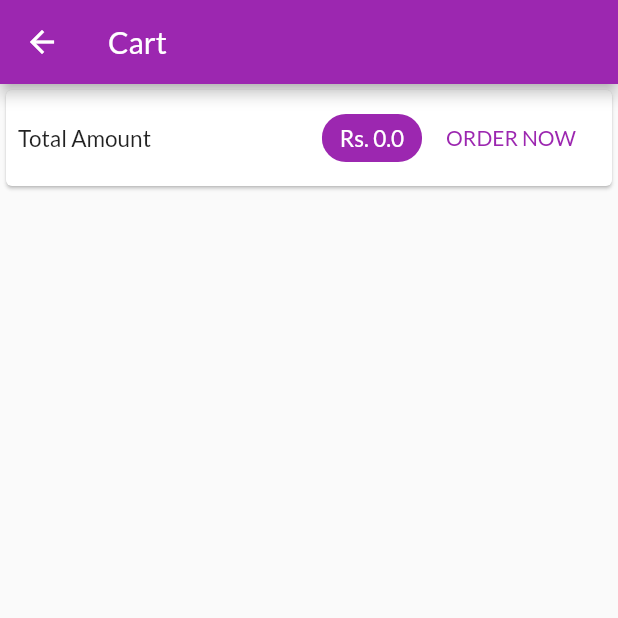
After one commit to sandeepdewangan/flutter-shop, a Flutter app: the CartScreen screen opened by its route, on a phone screen of 412 x 824 dp, the top half of it. The commit adds this screen. Run offline on Flutter 3.47's test engine with Material 2 defaults, Android fonts, the phone set to English and light mode, and no system bars; network calls fail.

Commit message:
Cart Screen

```diff
--- a/lib/main.dart
+++ b/lib/main.dart
@@ -1,6 +1,7 @@
 import 'package:eshop/providers/cart.dart';
 import 'package:eshop/providers/product.dart';
 import 'package:eshop/screens/all_product_screen.dart';
+import 'package:eshop/screens/cart_screen.dart';
 import 'package:eshop/screens/product_detail_screen.dart';
 import 'package:eshop/widgets/single_product.dart';
 import 'package:flutter/material.dart';
@@ -28,6 +29,7 @@ class MyApp extends StatelessWidget {
         home: AllProductScreen(),
         routes: {
           ProductDetailScreen.routeName: (context) => ProductDetailScreen(),
+          CartScreen.routeName: (context) => CartScreen(),
         },
       ),
     );
--- a/lib/providers/cart.dart
+++ b/lib/providers/cart.dart
@@ -18,6 +18,15 @@ class Cart with ChangeNotifier {
 
   Map<String, CartItem> get items {
     return {..._items};
+  }
+
+  double get totalAmount{
+    double total = 0;
+    _items.forEach((key, product) {
+      total += product.price * product.quantity;
+    });
+
+    return total;
   }
 
   int get itemCount {
--- a/lib/providers/product.dart
+++ b/lib/providers/product.dart
@@ -3,11 +3,11 @@ import 'package:flutter/material.dart';
 
 class Products with ChangeNotifier{
   List<Product> _items = [
-    Product(id: '1', title: 'Tee - 1', description: 'A nice t shirt fits all', price: 499.99, imgeUrl: "https://149360821.v2.pressablecdn.com/wp-content/uploads/2013/11/Dead-Link-T-Shirt.jpg"),
-    Product(id: '2', title: 'Tee - 2', description: 'A nice t shirt fits all', price: 599.99, imgeUrl: "https://149360821.v2.pressablecdn.com/wp-content/uploads/2013/11/Dead-Link-T-Shirt.jpg"),
-    Product(id: '3', title: 'Tee - 4', description: 'A nice t shirt fits all', price: 399.99, imgeUrl: "https://149360821.v2.pressablecdn.com/wp-content/uploads/2013/11/Dead-Link-T-Shirt.jpg"),
-    Product(id: '4', title: 'Tee - 3', description: 'A nice t shirt fits all', price: 699.99, imgeUrl: "https://149360821.v2.pressablecdn.com/wp-content/uploads/2013/11/Dead-Link-T-Shirt.jpg"),
-    Product(id: '5', title: 'Tee - 5', description: 'A nice t shirt fits all', price: 569.99, imgeUrl: "https://149360821.v2.pressablecdn.com/wp-content/uploads/2013/11/Dead-Link-T-Shirt.jpg"),
+    Product(id: '1', title: 'Tee - 1', description: 'A nice t shirt fits all', price: 100, imgeUrl: "https://149360821.v2.pressablecdn.com/wp-content/uploads/2013/11/Dead-Link-T-Shirt.jpg"),
+    Product(id: '2', title: 'Tee - 2', description: 'A nice t shirt fits all', price: 200, imgeUrl: "https://149360821.v2.pressablecdn.com/wp-content/uploads/2013/11/Dead-Link-T-Shirt.jpg"),
+    Product(id: '3', title: 'Tee - 4', description: 'A nice t shirt fits all', price: 300, imgeUrl: "https://149360821.v2.pressablecdn.com/wp-content/uploads/2013/11/Dead-Link-T-Shirt.jpg"),
+    Product(id: '4', title: 'Tee - 3', description: 'A nice t shirt fits all', price: 400, imgeUrl: "https://149360821.v2.pressablecdn.com/wp-content/uploads/2013/11/Dead-Link-T-Shirt.jpg"),
+    Product(id: '5', title: 'Tee - 5', description: 'A nice t shirt fits all', price: 500, imgeUrl: "https://149360821.v2.pressablecdn.com/wp-content/uploads/2013/11/Dead-Link-T-Shirt.jpg"),
   ];
 
   bool _showFavoritesOnly = false;
--- a/lib/screens/all_product_screen.dart
+++ b/lib/screens/all_product_screen.dart
@@ -1,6 +1,7 @@
 import 'package:eshop/models/product.dart';
 import 'package:eshop/providers/cart.dart';
 import 'package:eshop/providers/product.dart';
+import 'package:eshop/screens/cart_screen.dart';
 import 'package:eshop/widgets/single_product.dart';
 import 'package:flutter/cupertino.dart';
 import 'package:flutter/material.dart';
@@ -55,7 +56,11 @@ class _AllProductScreenState extends State<AllProductScreen> {
               child: Row(
                 crossAxisAlignment: CrossAxisAlignment.stretch,
                 children: [
-                  Icon(Icons.shopping_cart),
+                  //IconButton(icon: Icon(Icons.shopping_cart), onPressed: ()=> Navigator.of(context).pushNamed(CartScreen.routeName)),
+                  GestureDetector(
+                    onTap: ()=> Navigator.of(context).pushNamed(CartScreen.routeName),
+                    child: Icon(Icons.shopping_cart),
+                  ),
                   Text(cart.itemCount.toString(), textAlign: TextAlign.start,)
                 ],
               ),
--- /dev/null
+++ b/lib/screens/cart_screen.dart
@@ -0,0 +1,56 @@
+import 'package:eshop/providers/cart.dart';
+import 'package:flutter/material.dart';
+import 'package:provider/provider.dart';
+
+class CartScreen extends StatelessWidget {
+  static const routeName = 'cart-screen';
+
+  @override
+  Widget build(BuildContext context) {
+    final cart = Provider.of<Cart>(context);
+
+    return Scaffold(
+      appBar: AppBar(
+        title: Text('Cart'),
+      ),
+      body: Column(
+        children: [
+          Card(
+            child: Padding(
+              padding: const EdgeInsets.all(8.0),
+              child: Row(
+                mainAxisAlignment: MainAxisAlignment.spaceBetween,
+                children: [
+                  Text(
+                    'Total Amount',
+                    style: TextStyle(
+                      fontSize: 15,
+                    ),
+                  ),
+                  Spacer(),
+                  Chip(
+                      backgroundColor: Theme.of(context).primaryColor,
+                      label: Text(
+                        'Rs. ${cart.totalAmount}',
+                        style: TextStyle(
+                          fontSize: 15,
+                          color: Colors.white,
+                        ),
+                      )),
+                  FlatButton(
+                      onPressed: () {},
+                      child: Text(
+                        'ORDER NOW',
+                        style: TextStyle(
+                          color: Theme.of(context).primaryColor,
+                        ),
+                      ))
+                ],
+              ),
+            ),
+          ),
+        ],
+      ),
+    );
+  }
+}
```
